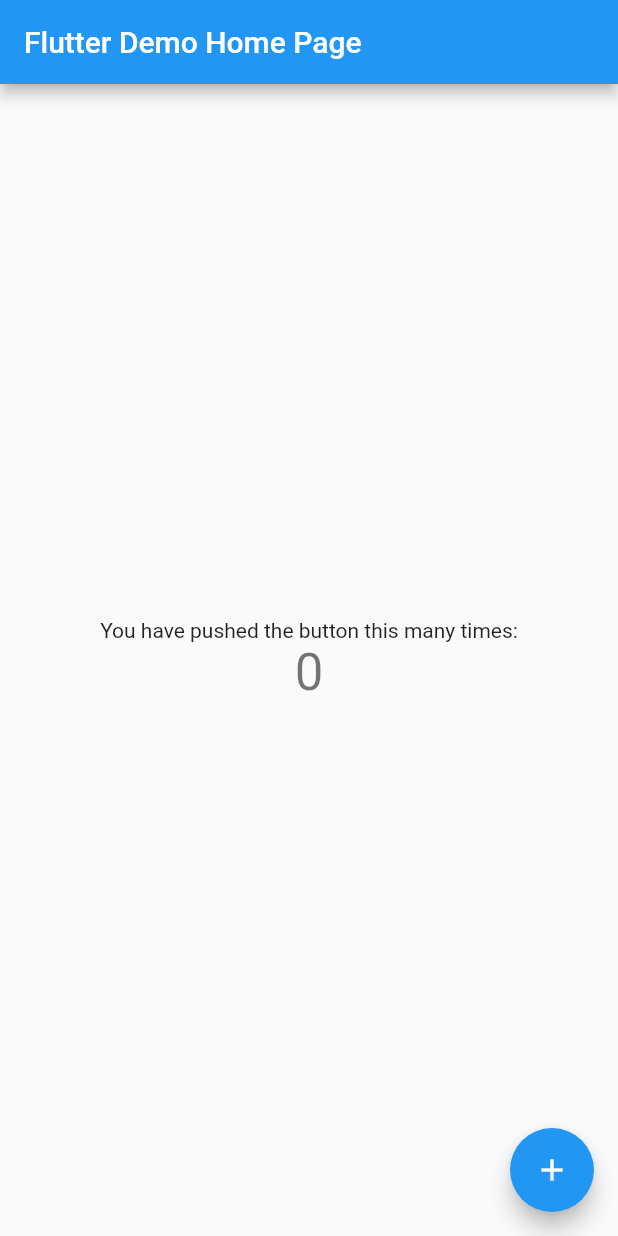
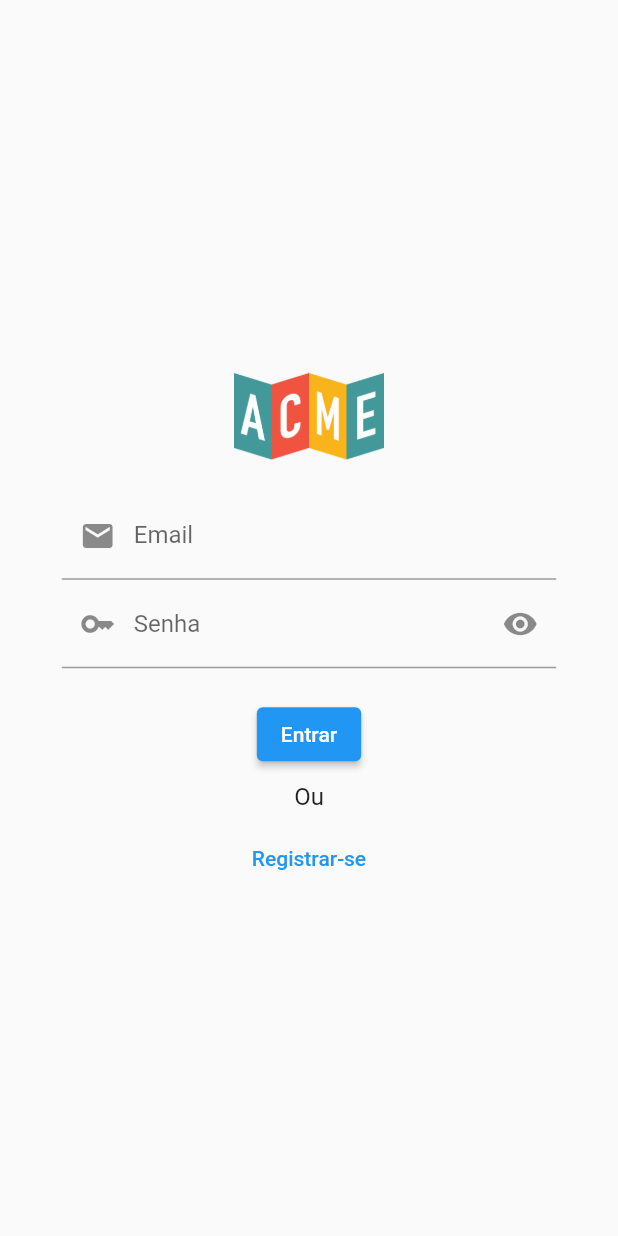
Before and after one commit to ETEC-Pedro-Badran/dtccds20232s, a Flutter app: the screen it shows after launch, on a phone screen of 412 x 824 dp. Run offline on Flutter 3.47's test engine with Material 2 defaults, Android fonts, the phone set to English and light mode, and no system bars; our stand-ins replace firebase_auth, firebase_core; accounts and stored records are empty.

Commit message:
Projeto Modelo Firebase.

```diff
--- /dev/null
+++ b/dtccds/lib/app_store.dart
@@ -0,0 +1,5 @@
+import 'usuario_model.dart';
+
+class AppStore {
+  Usuario? identificado;
+}
--- /dev/null
+++ b/dtccds/lib/dados/autenticacao_email_firebase.dart
@@ -0,0 +1,31 @@
+import 'package:dtccds/dados/autenticacao_email_helper.dart';
+import 'package:firebase_auth/firebase_auth.dart';
+class AutenticacaoEmailFirebase extends AutenticacaoEmail {
+
+
+
+  @override
+  autenticar(String email,String  senha) async {
+    await FirebaseAuth.instance.signInWithEmailAndPassword(email: email, password: senha);
+  }
+
+
+
+
+  @override
+  recuperarSenha() {
+    // TODO: implement recuperarSenha
+    throw UnimplementedError();
+  }
+
+  @override
+  registrar(String email,String  senha) async {
+    await FirebaseAuth.instance.createUserWithEmailAndPassword(email: email, password: senha);
+  }
+
+  @override
+  bool estaIdentificado() {
+    return  FirebaseAuth.instance.currentUser!=null;
+  }
+
+}
--- /dev/null
+++ b/dtccds/lib/dados/autenticacao_email_helper.dart
@@ -0,0 +1,7 @@
+abstract class AutenticacaoEmail {
+
+  Future<void> registrar(String email, String senha);
+  Future<void> autenticar(String email, String senha);
+  Future<void> recuperarSenha();
+  bool estaIdentificado();
+}
--- /dev/null
+++ b/dtccds/lib/form_login.dart
@@ -0,0 +1,96 @@
+import 'package:dtccds/dados/autenticacao_email_helper.dart';
+import 'package:flutter/material.dart';
+import 'app_store.dart';
+import 'usuario_model.dart';
+
+class FormLogin extends StatefulWidget {
+  final AppStore appStore;
+  final AutenticacaoEmail helper;
+  const FormLogin({super.key, required this.appStore, required this.helper});
+
+  @override
+  State<FormLogin> createState() => _FormLoginState();
+}
+
+class _FormLoginState extends State<FormLogin> {
+  var visivel = false;
+  var _key = GlobalKey<FormState>();
+  @override
+  Widget build(BuildContext context) {
+    var email = "";
+    var senha = "";
+
+    return Container(
+      width: MediaQuery.of(context).size.width *
+          0.8, //largura propocional ao da tela
+      child: Form(
+          key: _key,
+          child: Column(
+            mainAxisSize: MainAxisSize.max,
+            children: [
+              TextFormField(
+                onSaved: (newValue) => email = newValue ?? "",
+                decoration: const InputDecoration(
+                    labelText: "Email", prefixIcon: Icon(Icons.email)),
+              ),
+              TextFormField(
+                onSaved: (newValue) => senha = newValue ?? "",
+                decoration: InputDecoration(
+                  labelText: "Senha",
+                  prefixIcon: Icon(Icons.key),
+                  suffixIcon: IconButton(
+                    icon: Icon(
+                        !visivel ? Icons.visibility : Icons.visibility_off),
+                    onPressed: () {
+                      setState(() {
+                        visivel = !visivel;
+                        print(visivel);
+                      });
+                    },
+                  ),
+                ),
+                obscureText: !visivel, // <<<<<<<<<<<<<<<<<<<<<<<<<<<<<<<<
+                obscuringCharacter: "*",
+              ),
+              const SizedBox(
+                height: 20,
+              ),
+              ElevatedButton(
+                onPressed: () async {
+                  if (_key.currentState!.validate()) {
+                    _key.currentState!.save();
+
+                    try {
+                      await widget.helper.autenticar(email, senha);
+                      if (widget.helper.estaIdentificado()) {
+                         widget.appStore.identificado = Usuario();
+                        Navigator.pushReplacementNamed(context, "/home");
+                      } else {
+                        ScaffoldMessenger.of(context).showSnackBar(
+                            const SnackBar(
+                                content: Text("Usuário ou senha incorretos!")));
+                      }
+
+                      /*if (usuario != null) {
+                        widget.appStore.identificado = usuario;
+                        Navigator.pushReplacementNamed(context, "/");
+                      } else {
+                        ScaffoldMessenger.of(context).showSnackBar(
+                            const SnackBar(
+                                content: Text("Usuário ou senha incorretos!")));
+                      }*/
+
+                    } catch (e) {
+                      print(e);
+                      ScaffoldMessenger.of(context).showSnackBar(const SnackBar(
+                          content: Text("Validação falhou. Tente novamente!")));
+                    }
+                                      }
+                },
+                child: const Text("Entrar"),
+              )
+            ],
+          )),
+    );
+  }
+}
--- /dev/null
+++ b/dtccds/lib/login_page.dart
@@ -0,0 +1,46 @@
+import 'package:dtccds/dados/autenticacao_email_firebase.dart';
+import 'package:dtccds/dados/autenticacao_email_helper.dart';
+import 'package:flutter/material.dart';
+
+import 'app_store.dart';
+import 'form_login.dart';
+
+class LoginPage extends StatelessWidget {
+  final AutenticacaoEmail helper;
+  final AppStore appStore;
+  const LoginPage({super.key, required this.appStore, required this.helper});
+
+  @override
+  Widget build(BuildContext context) {
+
+    return Scaffold(
+      body: Row(
+        mainAxisAlignment: MainAxisAlignment.center,
+        children: [
+          Column(
+            mainAxisAlignment: MainAxisAlignment.center,
+            children: [
+              Image.asset(height: 100, width: 100, "imagens/logo.png"),
+              FormLogin(
+                appStore: appStore,
+                helper: helper,
+              ),
+              const Padding(
+                padding: EdgeInsets.all(8.0),
+                child: Text(
+                  "Ou",
+                  style: TextStyle(fontSize: 16),
+                ),
+              ),
+              TextButton(
+                  onPressed: () {
+                    Navigator.pushNamed(context, '/registrar');
+                  },
+                  child: Text("Registrar-se"))
+            ],
+          ),
+        ],
+      ),
+    );
+  }
+}
--- a/dtccds/lib/main.dart
+++ b/dtccds/lib/main.dart
@@ -1,115 +1,42 @@
+import 'package:dtccds/app_store.dart';
+import 'package:dtccds/dados/autenticacao_email_firebase.dart';
+import 'package:dtccds/dados/autenticacao_email_helper.dart';
+import 'package:dtccds/login_page.dart';
+import 'package:dtccds/registro_page.dart';
+import 'package:firebase_core/firebase_core.dart';
 import 'package:flutter/material.dart';
 
-void main() {
+import 'firebase_options.dart';
+
+void main() async {
+  await Firebase.initializeApp(
+      options: DefaultFirebaseOptions.currentPlatform,
+  );
+
   runApp(const MyApp());
 }
 
 class MyApp extends StatelessWidget {
   const MyApp({super.key});
 
+
   // This widget is the root of your application.
   @override
   Widget build(BuildContext context) {
+    AppStore appStore = AppStore();
+    AutenticacaoEmail helper =  AutenticacaoEmailFirebase();
     return MaterialApp(
-      title: 'Flutter Demo',
+      title: 'DTCC 2023 2s',
       theme: ThemeData(
-        // This is the theme of your application.
-        //
-        // Try running your application with "flutter run". You'll see the
-        // application has a blue toolbar. Then, without quitting the app, try
-        // changing the primarySwatch below to Colors.green and then invoke
-        // "hot reload" (press "r" in the console where you ran "flutter run",
-        // or simply save your changes to "hot reload" in a Flutter IDE).
-        // Notice that the counter didn't reset back to zero; the application
-        // is not restarted.
         primarySwatch: Colors.blue,
       ),
-      home: const MyHomePage(title: 'Flutter Demo Home Page'),
+
+
+      initialRoute: "/",
+      routes: {
+        "/": (context)=>LoginPage(appStore: appStore, helper: helper,),
+        "/registrar": (context)=>RegistroPage(helper: helper)
+      },
     );
   }
 }
-
-class MyHomePage extends StatefulWidget {
-  const MyHomePage({super.key, required this.title});
-
-  // This widget is the home page of your application. It is stateful, meaning
-  // that it has a State object (defined below) that contains fields that affect
-  // how it looks.
-
-  // This class is the configuration for the state. It holds the values (in this
-  // case the title) provided by the parent (in this case the App widget) and
-  // used by the build method of the State. Fields in a Widget subclass are
-  // always marked "final".
-
-  final String title;
-
-  @override
-  State<MyHomePage> createState() => _MyHomePageState();
-}
-
-class _MyHomePageState extends State<MyHomePage> {
-  int _counter = 0;
-
-  void _incrementCounter() {
-    setState(() {
-      // This call to setState tells the Flutter framework that something has
-      // changed in this State, which causes it to rerun the build method below
-      // so that the display can reflect the updated values. If we changed
-      // _counter without calling setState(), then the build method would not be
-      // called again, and so nothing would appear to happen.
-      _counter++;
-    });
-  }
-
-  @override
-  Widget build(BuildContext context) {
-    // This method is rerun every time setState is called, for instance as done
-    // by the _incrementCounter method above.
-    //
-    // The Flutter framework has been optimized to make rerunning build methods
-    // fast, so that you can just rebuild anything that needs updating rather
-    // than having to individually change instances of widgets.
-    return Scaffold(
-      appBar: AppBar(
-        // Here we take the value from the MyHomePage object that was created by
-        // the App.build method, and use it to set our appbar title.
-        title: Text(widget.title),
-      ),
-      body: Center(
-        // Center is a layout widget. It takes a single child and positions it
-        // in the middle of the parent.
-        child: Column(
-          // Column is also a layout widget. It takes a list of children and
-          // arranges them vertically. By default, it sizes itself to fit its
-          // children horizontally, and tries to be as tall as its parent.
-          //
-          // Invoke "debug painting" (press "p" in the console, choose the
-          // "Toggle Debug Paint" action from the Flutter Inspector in Android
-          // Studio, or the "Toggle Debug Paint" command in Visual Studio Code)
-          // to see the wireframe for each widget.
-          //
-          // Column has various properties to control how it sizes itself and
-          // how it positions its children. Here we use mainAxisAlignment to
-          // center the children vertically; the main axis here is the vertical
-          // axis because Columns are vertical (the cross axis would be
-          // horizontal).
-          mainAxisAlignment: MainAxisAlignment.center,
-          children: <Widget>[
-            const Text(
-              'You have pushed the button this many times:',
-            ),
-            Text(
-              '$_counter',
-              style: Theme.of(context).textTheme.headlineMedium,
-            ),
-          ],
-        ),
-      ),
-      floatingActionButton: FloatingActionButton(
-        onPressed: _incrementCounter,
-        tooltip: 'Increment',
-        child: const Icon(Icons.add),
-      ), // This trailing comma makes auto-formatting nicer for build methods.
-    );
-  }
-}
--- /dev/null
+++ b/dtccds/lib/usuario_model.dart
@@ -0,0 +1,24 @@
+import 'dart:convert';
+
+class Usuario {
+  int? id;
+  String? nome;
+  String? email;
+  String? senha;
+  String? foto;
+  Usuario({this.id, this.nome, this.email, this.senha, this.foto});
+
+  //Converte o objeto para uma representação em Map<String,String>
+  Map<String, String>? toJson() {
+    return {"nome": nome!, "email": email!, "senha": senha!};
+  }
+
+  //Converte um Map<String,dynamic> em um objeto Usuario
+  factory Usuario.fromJson(Map<String, dynamic> json_data) {
+    return Usuario(
+        id: json_data["id"],
+        nome: json_data["nome"],
+        email: json_data["email"],
+        foto: json_data["foto"]);
+  }
+}
--- a/dtccds/pubspec.yaml
+++ b/dtccds/pubspec.yaml
@@ -36,6 +36,8 @@
   # Use with the CupertinoIcons class for iOS style icons.
   cupertino_icons: ^1.0.2
   flutterfire_cli: ^0.2.7
+  firebase_core: ^2.13.0
+  firebase_auth: ^4.6.1
 
 dev_dependencies:
   flutter_test:
@@ -60,8 +62,8 @@
   uses-material-design: true
 
   # To add assets to your application, add an assets section, like this:
-  # assets:
-  #   - images/a_dot_burr.jpeg
+  assets:
+  - imagens/logo.png
   #   - images/a_dot_ham.jpeg
 
   # An image asset can refer to one or more resolution-specific "variants", see
```
Also changed, not shown: dtccds/lib/form_registro.dart (added, +98 -0 lines), dtccds/lib/registro_page.dart (added, +21 -0 lines), dtccds/imagens/logo.png (added), dtccds/lib/firebase_options.dart (added), dtccds/pubspec.lock, 8 other files.
